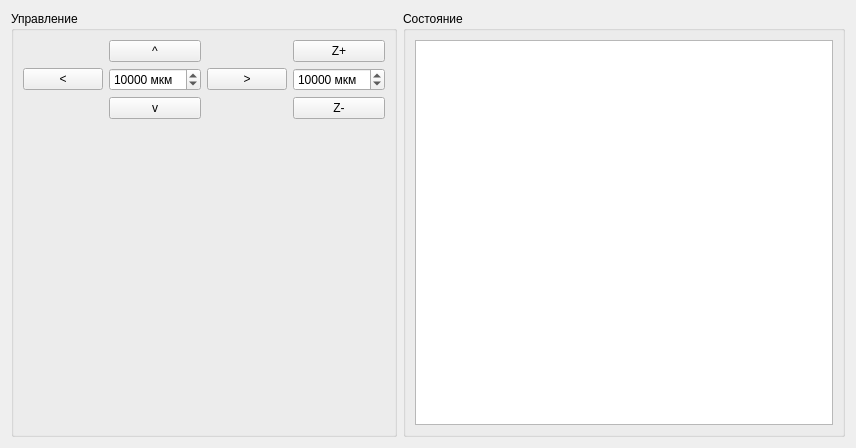
Above: cutwidget.ui from igrekus/board_cutter before the change. Below: the same form after it.
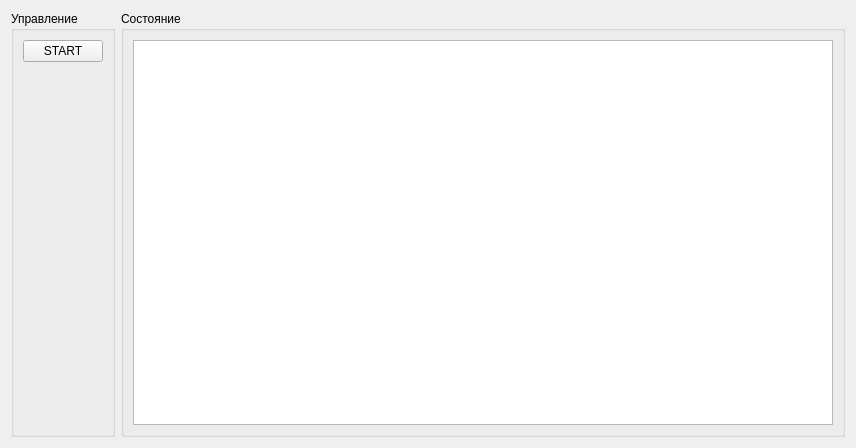
That is the form after the change.

Commit message: wip: cut widget stub

What changed in the file:
```diff
--- a/cutwidget.ui
+++ b/cutwidget.ui
@@ -33,130 +33,17 @@
      </property>
      <layout class="QVBoxLayout" name="verticalLayout">
       <item>
-       <layout class="QGridLayout" name="gridLayout">
-        <item row="0" column="1">
-         <widget class="QPushButton" name="btnYPlus">
-          <property name="sizePolicy">
-           <sizepolicy hsizetype="Minimum" vsizetype="Fixed">
-            <horstretch>0</horstretch>
-            <verstretch>0</verstretch>
-           </sizepolicy>
-          </property>
-          <property name="text">
-           <string>^</string>
-          </property>
-         </widget>
-        </item>
-        <item row="0" column="3">
-         <widget class="QPushButton" name="btnZPlus">
-          <property name="sizePolicy">
-           <sizepolicy hsizetype="Minimum" vsizetype="Fixed">
-            <horstretch>0</horstretch>
-            <verstretch>0</verstretch>
-           </sizepolicy>
-          </property>
-          <property name="text">
-           <string>Z+</string>
-          </property>
-         </widget>
-        </item>
-        <item row="1" column="0">
-         <widget class="QPushButton" name="btnXMinus">
-          <property name="sizePolicy">
-           <sizepolicy hsizetype="Minimum" vsizetype="Fixed">
-            <horstretch>0</horstretch>
-            <verstretch>0</verstretch>
-           </sizepolicy>
-          </property>
-          <property name="text">
-           <string>&lt;</string>
-          </property>
-         </widget>
-        </item>
-        <item row="1" column="1">
-         <widget class="QSpinBox" name="spinPlane">
-          <property name="sizePolicy">
-           <sizepolicy hsizetype="Minimum" vsizetype="Fixed">
-            <horstretch>0</horstretch>
-            <verstretch>0</verstretch>
-           </sizepolicy>
-          </property>
-          <property name="suffix">
-           <string> мкм</string>
-          </property>
-          <property name="maximum">
-           <number>1000000</number>
-          </property>
-          <property name="singleStep">
-           <number>1000</number>
-          </property>
-          <property name="value">
-           <number>10000</number>
-          </property>
-         </widget>
-        </item>
-        <item row="1" column="2">
-         <widget class="QPushButton" name="btnXPlus">
-          <property name="sizePolicy">
-           <sizepolicy hsizetype="Minimum" vsizetype="Fixed">
-            <horstretch>0</horstretch>
-            <verstretch>0</verstretch>
-           </sizepolicy>
-          </property>
-          <property name="text">
-           <string>&gt;</string>
-          </property>
-         </widget>
-        </item>
-        <item row="1" column="3">
-         <widget class="QSpinBox" name="spinZ">
-          <property name="sizePolicy">
-           <sizepolicy hsizetype="Minimum" vsizetype="Fixed">
-            <horstretch>0</horstretch>
-            <verstretch>0</verstretch>
-           </sizepolicy>
-          </property>
-          <property name="suffix">
-           <string> мкм</string>
-          </property>
-          <property name="maximum">
-           <number>1000000</number>
-          </property>
-          <property name="singleStep">
-           <number>1000</number>
-          </property>
-          <property name="value">
-           <number>10000</number>
-          </property>
-         </widget>
-        </item>
-        <item row="2" column="1">
-         <widget class="QPushButton" name="btnYMinus">
-          <property name="sizePolicy">
-           <sizepolicy hsizetype="Minimum" vsizetype="Fixed">
-            <horstretch>0</horstretch>
-            <verstretch>0</verstretch>
-           </sizepolicy>
-          </property>
-          <property name="text">
-           <string>v</string>
-          </property>
-         </widget>
-        </item>
-        <item row="2" column="3">
-         <widget class="QPushButton" name="btnZMinus">
-          <property name="sizePolicy">
-           <sizepolicy hsizetype="Minimum" vsizetype="Fixed">
-            <horstretch>0</horstretch>
-            <verstretch>0</verstretch>
-           </sizepolicy>
-          </property>
-          <property name="text">
-           <string>Z-</string>
-          </property>
-         </widget>
-        </item>
-       </layout>
+       <widget class="QPushButton" name="btnStart">
+        <property name="sizePolicy">
+         <sizepolicy hsizetype="Minimum" vsizetype="Fixed">
+          <horstretch>0</horstretch>
+          <verstretch>0</verstretch>
+         </sizepolicy>
+        </property>
+        <property name="text">
+         <string>START</string>
+        </property>
+       </widget>
       </item>
       <item>
        <spacer name="verticalSpacer">
```
The commit also changes 1 other file.
